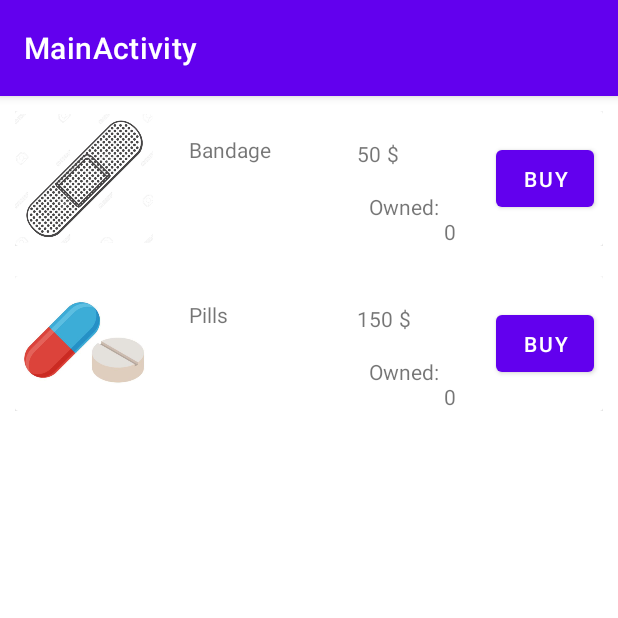
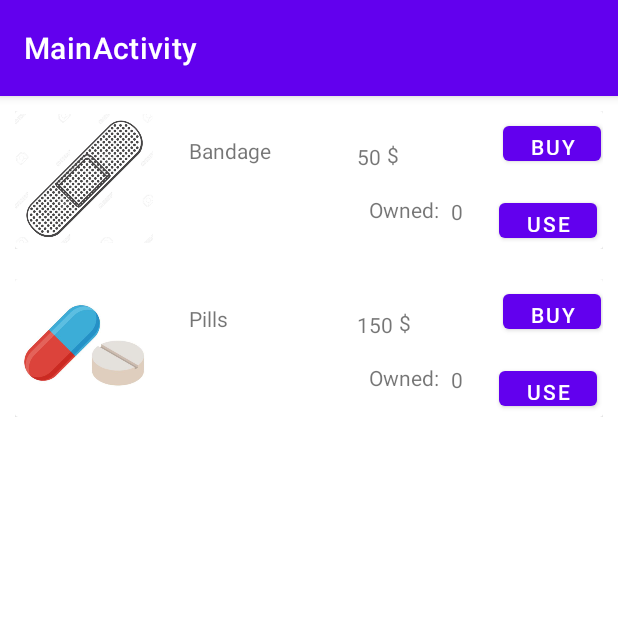
Before and after one commit to RaduGitHub/tamagotchi, an Android app: the Drugstore screen opened directly, with no data from a screen before it, on a phone screen of 412 x 824 dp, the top half of it. Run offline under Robolectric (Android 15) with nearby library versions, the light colour scheme and no system bars.

Commit message:
Using items/drugs button added

```diff
--- a/app/src/main/java/com/example/tomogatchi2/RecyclerViewAdapter.java
+++ b/app/src/main/java/com/example/tomogatchi2/RecyclerViewAdapter.java
@@ -48,6 +48,17 @@ public class RecyclerViewAdapter extends RecyclerView.Adapter<RecyclerViewAdapte
         holder.price.setText(data2[position]);
         holder.owned_txt.setText(data3[position]);
         holder.image.setImageResource(images[position]);
+        holder.useButton.setOnClickListener(new View.OnClickListener(){
+            @Override
+            public void onClick(View v){
+                SharedPreferences.Editor editor = sharedPreferences.edit();
+                holder.owned_txt.setText(String.valueOf(Integer.parseInt(holder.owned_txt.
+                        getText().toString()) - 1));
+                editor.putInt(data1[position] + "Key", Integer.parseInt(holder.owned_txt.
+                        getText().toString()));
+                editor.commit();
+            }
+        });
         holder.buyButton.setOnClickListener(new View.OnClickListener(){
             @Override
             public void onClick(View v)
@@ -63,16 +74,17 @@ public class RecyclerViewAdapter extends RecyclerView.Adapter<RecyclerViewAdapte
                     holder.owned_txt.setText(String.valueOf(Integer.parseInt(holder.owned_txt.
                             getText().toString()) + 1));
 
-                    editor.putInt(data1[position] + "Key", Integer.parseInt(holder.owned_txt.getText().toString()));
+                    editor.putInt(data1[position] + "Key", Integer.parseInt(holder.owned_txt.
+                            getText().toString()));
 
-                    editor.putInt(Data.Money, currentMoney - Integer.parseInt(holder.price.getText().toString()));
+                    editor.putInt(Data.Money, currentMoney - Integer.parseInt(holder.price.
+                            getText().toString()));
                     editor.commit();
                 }
                 else
                 {
                     openDialog();
                 }
-
             }
         });
         Log.d("status", "onBindViewHolder: " + data1[position]);
@@ -89,15 +101,16 @@ public class RecyclerViewAdapter extends RecyclerView.Adapter<RecyclerViewAdapte
         TextView name_txt, price, owned_txt;
         ImageView image;
         Button buyButton;
+        Button useButton;
 
         public RecyclerViewHolder(@NonNull View itemView) {
             super(itemView);
             name_txt = itemView.findViewById(R.id.food_name_txt);
             price = itemView.findViewById(R.id.food_price);
             image = itemView.findViewById(R.id.food_image);
-            buyButton = itemView.findViewById((R.id.buyButton));
-            owned_txt = itemView.findViewById((R.id.owned_food_count));
-
+            buyButton = itemView.findViewById(R.id.buyButton);
+            useButton = itemView.findViewById(R.id.useButton);
+            owned_txt = itemView.findViewById(R.id.owned_food_count);
         }
 
     }
--- a/app/src/main/java/com/example/tomogatchi2/StepCounter.java
+++ b/app/src/main/java/com/example/tomogatchi2/StepCounter.java
@@ -50,16 +50,14 @@ public class StepCounter extends Fragment implements SensorEventListener {
             counterSensor = true;
         }
         else{
-            stepCounter.setText("Counter sensor is not present");
+            stepCounter.setText("Counter sensor is not working properly");
             counterSensor = false;
         }
-
     }
 
     @Override
     public void onStart() {
         super.onStart();
-
         if (sensor != null) {
             sensorManager.registerListener(this, sensor,
                     Sensor.TYPE_STEP_COUNTER);
@@ -97,10 +95,8 @@ public class StepCounter extends Fragment implements SensorEventListener {
     @Override
     public void onPause(){
         super.onPause();
-
         if(sensorManager.getDefaultSensor(Sensor.TYPE_STEP_COUNTER) != null){
             sensorManager.unregisterListener(this, sensor);
         }
     }
-
 }
--- a/app/src/main/res/layout/shop_row.xml
+++ b/app/src/main/res/layout/shop_row.xml
@@ -31,10 +31,10 @@
                 android:text="1"
                 app:layout_constraintBottom_toBottomOf="parent"
                 app:layout_constraintEnd_toEndOf="parent"
-                app:layout_constraintHorizontal_bias="0.0"
+                app:layout_constraintHorizontal_bias="0.051"
                 app:layout_constraintStart_toEndOf="@+id/text_box"
                 app:layout_constraintTop_toBottomOf="@+id/food_price"
-                app:layout_constraintVertical_bias="1.0" />
+                app:layout_constraintVertical_bias="0.529" />
 
             <TextView
                 android:id="@+id/text_box"
@@ -99,13 +99,30 @@
             <Button
                 android:id="@+id/buyButton"
                 android:layout_width="65dp"
-                android:layout_height="50dp"
+                android:layout_height="35dp"
+                android:layout_marginTop="3dp"
+                android:layout_marginBottom="52dp"
                 android:text="Buy"
                 app:layout_constraintBottom_toBottomOf="parent"
                 app:layout_constraintEnd_toEndOf="parent"
-                app:layout_constraintHorizontal_bias="0.974"
+                app:layout_constraintHorizontal_bias="0.995"
                 app:layout_constraintStart_toEndOf="@+id/food_image"
                 app:layout_constraintTop_toTopOf="parent" />
+
+            <Button
+                android:id="@+id/useButton"
+                android:layout_width="65dp"
+                android:layout_height="35dp"
+                android:layout_marginStart="24dp"
+                android:layout_marginTop="16dp"
+                android:layout_marginEnd="5dp"
+                android:layout_marginBottom="1dp"
+                android:text="Use"
+                app:layout_constraintBottom_toBottomOf="parent"
+                app:layout_constraintEnd_toEndOf="parent"
+                app:layout_constraintHorizontal_bias="0.0"
+                app:layout_constraintStart_toEndOf="@+id/owned_food_count"
+                app:layout_constraintTop_toBottomOf="@+id/buyButton" />
 
         </androidx.constraintlayout.widget.ConstraintLayout>
     </androidx.cardview.widget.CardView>
```
